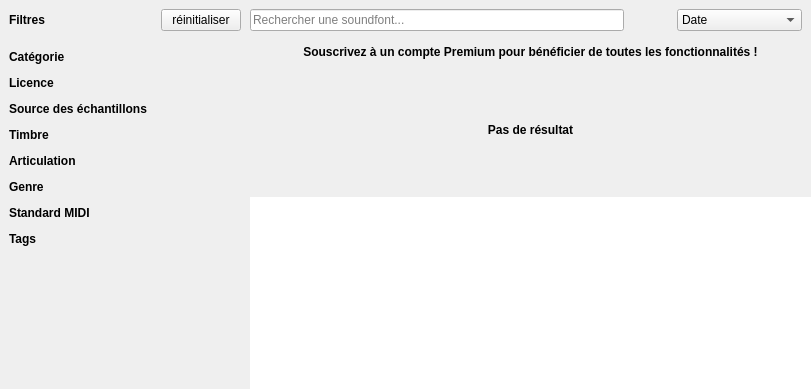
This is sources/repository/browser/soundfontbrowser.ui in davy7125/polyphone as Qt 5 draws it before an edit. The edited form follows.
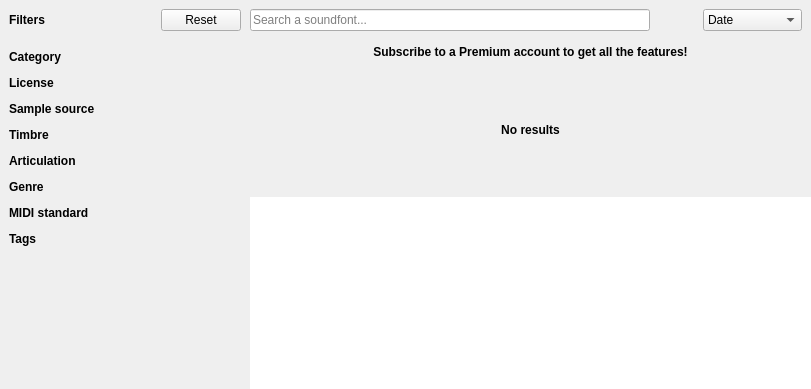
This is the edited form. Custom widgets are drawn as their Qt base class.

```diff
--- a/sources/repository/browser/soundfontbrowser.ui
+++ b/sources/repository/browser/soundfontbrowser.ui
@@ -169,7 +169,7 @@
               </font>
              </property>
              <property name="text">
-              <string>Catégorie</string>
+              <string>Category</string>
              </property>
             </widget>
            </item>
@@ -185,7 +185,7 @@
               </font>
              </property>
              <property name="text">
-              <string>Licence</string>
+              <string>License</string>
              </property>
             </widget>
            </item>
@@ -201,7 +201,7 @@
               </font>
              </property>
              <property name="text">
-              <string>Source des échantillons</string>
+              <string>Sample source</string>
              </property>
             </widget>
            </item>
@@ -265,7 +265,7 @@
               </font>
              </property>
              <property name="text">
-              <string>Standard MIDI</string>
+              <string>MIDI standard</string>
              </property>
             </widget>
            </item>
@@ -334,7 +334,7 @@
                <string/>
               </property>
               <property name="placeholderText">
-               <string>Rechercher une soundfont...</string>
+               <string>Search a soundfont...</string>
               </property>
              </widget>
             </item>
@@ -389,17 +389,17 @@
               </item>
               <item>
                <property name="text">
-                <string>Téléchargements</string>
+                <string>Downloads</string>
                </property>
               </item>
               <item>
                <property name="text">
-                <string>Évaluation</string>
+                <string>Rating score</string>
                </property>
               </item>
               <item>
                <property name="text">
-                <string>Titre (A→Z)</string>
+                <string>Title (A→Z)</string>
                </property>
               </item>
              </widget>
@@ -452,7 +452,7 @@
              </font>
             </property>
             <property name="text">
-             <string>Filtres</string>
+             <string>Filters</string>
             </property>
            </widget>
           </item>
@@ -481,7 +481,7 @@
              <cursorShape>PointingHandCursor</cursorShape>
             </property>
             <property name="text">
-             <string>réinitialiser</string>
+             <string>Reset</string>
             </property>
            </widget>
           </item>
@@ -500,7 +500,7 @@
           <cursorShape>PointingHandCursor</cursorShape>
          </property>
          <property name="text">
-          <string>Souscrivez à un compte Premium pour bénéficier de toutes les fonctionnalités !</string>
+          <string>Subscribe to a Premium account to get all the features!</string>
          </property>
          <property name="flat">
           <bool>true</bool>
@@ -522,7 +522,7 @@
           </font>
          </property>
          <property name="text">
-          <string>Pas de résultat</string>
+          <string>No results</string>
          </property>
          <property name="alignment">
           <set>Qt::AlignCenter</set>
@@ -603,8 +603,8 @@
        <item row="2" column="0" colspan="3">
         <widget class="QLabel" name="label_4">
          <property name="text">
-          <string>Oups ! Impossible
-de télécharger la liste</string>
+          <string>Oops! Cannot
+download the list</string>
          </property>
          <property name="alignment">
           <set>Qt::AlignCenter</set>
```
